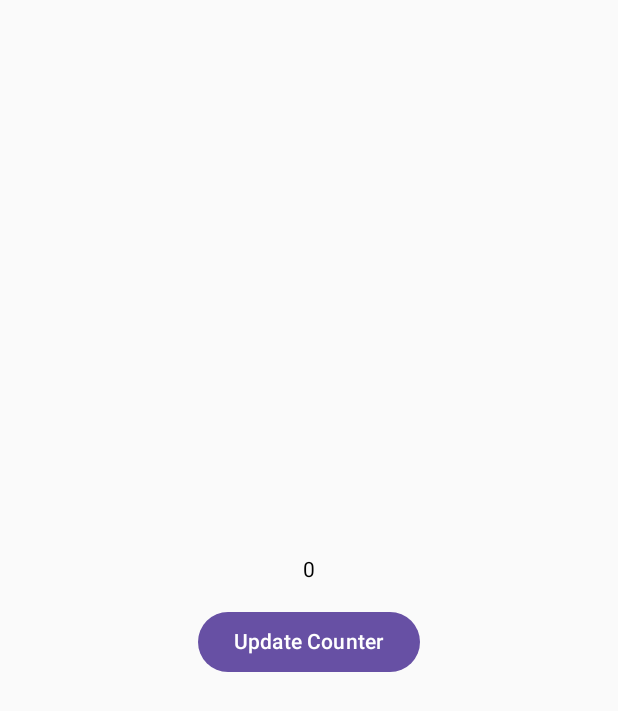
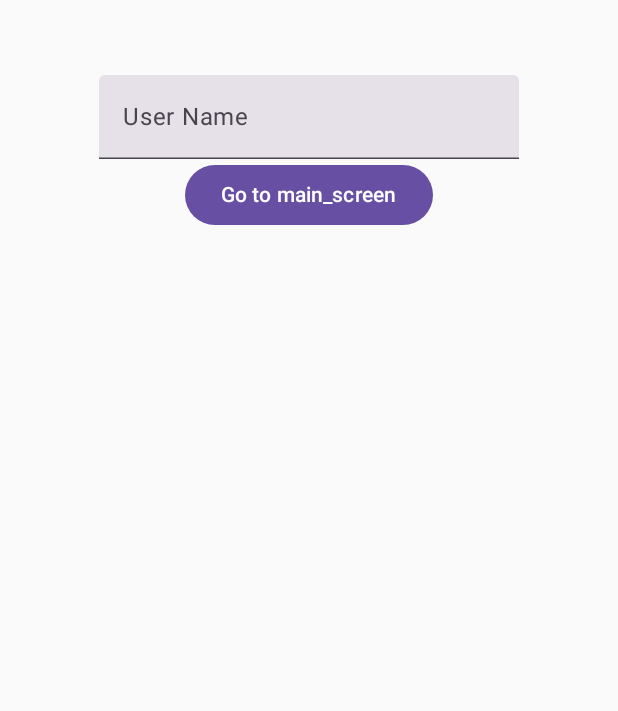
Before and after one commit to darylng154/learning_compose, an Android app built with Jetpack Compose: the screen it shows after launch (MainActivity), on a phone screen of 412 x 824 dp. Shown: the top 711 px of the screen. Run offline under Robolectric (Android 15) with nearby library versions, the phone set to English and light mode, and no system bars; Roboto replaces fonts that are not available here.

Commit message:
created Old Navigation + Screen Class + Greeting Screen + Main Screen (Nav Button Screen)

```diff
--- a/app/build.gradle.kts
+++ b/app/build.gradle.kts
@@ -68,4 +68,5 @@ dependencies {
     debugImplementation("androidx.compose.ui:ui-test-manifest")
 
     implementation("androidx.constraintlayout:constraintlayout-compose:1.1.0")
+    implementation ("androidx.navigation:navigation-compose:2.8.5")
 }
--- a/app/src/main/java/com/example/learning_compose/MainActivity.kt
+++ b/app/src/main/java/com/example/learning_compose/MainActivity.kt
@@ -8,68 +8,19 @@ import androidx.compose.runtime.Composable
 import androidx.compose.ui.Modifier
 import androidx.compose.ui.tooling.preview.Devices
 import androidx.compose.ui.tooling.preview.Preview
+import androidx.navigation.Navigation
+import androidx.navigation.compose.rememberNavController
 import com.example.learning_compose.ui.theme.Learning_composeTheme
 
 import com.example.learning_compose.ui.composables.*
+import com.example.learning_compose.ui.navagation.Navagation
+import com.example.learning_compose.ui.screens.MainScreen
 
 class MainActivity : ComponentActivity() {
     override fun onCreate(savedInstanceState: Bundle?) {
         super.onCreate(savedInstanceState)
         setContent {
-//            WithLaunchedEffect()
-            WithCounterChange()
+            Navagation()
         }
     }
 }
-
-@Preview(name = "Greeting",showBackground = true)
-@Composable
-fun GreetingPreview() {
-    Learning_composeTheme {
-        Greeting("User")
-    }
-}
-
-@Preview(name = "Image Card", showBackground = true, device = Devices.PIXEL_4)
-@Composable
-fun ImageCardPreview()
-{
-    ProfileCard("User Profile")
-}
-
-@Preview(name = "Styling Text", showBackground = true)
-@Composable
-fun StylingTextPreview()
-{
-    ColumnOfStyledText()
-}
-
-@Preview(name = "Color Box State", showBackground = true)
-@Composable
-fun ColorBoxPreview()
-{
-    ColorBox(
-        Modifier.fillMaxSize()
-    )
-}
-
-@Preview(name = "Multiple Color Box State", showBackground = true)
-@Composable
-fun MultipleColorBoxPreview()
-{
-    MultipleColorBox()
-}
-
-@Preview(name = "My Snackbar", showBackground = true)
-@Composable
-fun MySnackbarPreview()
-{
-    MySnackbar()
-}
-
-@Preview(name = "My Scaffold", showBackground = true)
-@Composable
-fun MyScaffoldPreview()
-{
-    MyScaffold()
-}
--- /dev/null
+++ b/app/src/main/java/com/example/learning_compose/ui/navagation/Navagation.kt
@@ -0,0 +1,49 @@
+package com.example.learning_compose.ui.navagation
+
+import androidx.compose.runtime.Composable
+import androidx.navigation.NavType
+import androidx.navigation.compose.*
+import androidx.navigation.navArgument
+import com.example.learning_compose.ui.composables.Greeting
+import com.example.learning_compose.ui.screens.GreetingScreen
+import com.example.learning_compose.ui.screens.MainScreen
+import com.example.learning_compose.ui.screens.Screen
+
+
+// ToDo: Updated Navigation Implementation
+// Old Way to Do Navigation
+@Composable
+fun Navagation()
+{
+    val navController = rememberNavController()
+
+    NavHost(navController = navController, startDestination = Screen.MainScreen.route)
+    {
+        composable(
+            route = Screen.MainScreen.route
+        )
+        {
+            MainScreen(navController = navController)
+        }
+        composable(
+            // ex of multiple arguments
+//            route = Screen.GreetingScreen.route + "/{name1}/{name2}/.../{nameN}",
+            route = Screen.GreetingScreen.route + "/{name}",
+//            route = Screen.GreetingScreen.route + "?name = {name}",     // for optional arguments
+            arguments = listOf(
+                navArgument("name")     // name of argument
+                {
+                    // builder block to give argument some constraints
+                    type = NavType.StringType
+                    defaultValue = "User"
+                    nullable = true
+                }
+            )
+        )
+        {
+            // takes the name argument and uses it in the Screen
+            entry ->
+                GreetingScreen(name = entry.arguments?.getString("name"))
+        }
+    }
+}
--- /dev/null
+++ b/app/src/main/java/com/example/learning_compose/ui/screens/MainScreen.kt
@@ -0,0 +1,65 @@
+package com.example.learning_compose.ui.screens
+
+import androidx.compose.foundation.layout.Arrangement
+import androidx.compose.foundation.layout.Column
+import androidx.compose.foundation.layout.Row
+import androidx.compose.foundation.layout.fillMaxHeight
+import androidx.compose.foundation.layout.fillMaxWidth
+import androidx.compose.foundation.layout.padding
+import androidx.compose.material3.Button
+import androidx.compose.material3.Text
+import androidx.compose.material3.TextField
+import androidx.compose.runtime.Composable
+import androidx.compose.runtime.getValue
+import androidx.compose.runtime.mutableStateOf
+import androidx.compose.runtime.remember
+import androidx.compose.runtime.setValue
+import androidx.compose.ui.Alignment
+import androidx.compose.ui.Modifier
+import androidx.compose.ui.tooling.preview.Preview
+import androidx.compose.ui.unit.dp
+import androidx.navigation.NavController
+import androidx.navigation.compose.rememberNavController
+import org.w3c.dom.Text
+
+@Composable
+fun MainScreen(navController: NavController) {
+    var text by remember {
+        mutableStateOf("")
+    }
+
+    Column(
+        modifier = Modifier
+            .fillMaxWidth()
+            .padding(50.dp),
+        verticalArrangement = Arrangement.Center,
+        horizontalAlignment = Alignment.CenterHorizontally
+    )
+    {
+        TextField(
+            value = text,
+            label = { Text("User Name")},
+            onValueChange =
+            {
+                text = it.toString()
+            }
+        )
+        Button(
+            onClick = {
+//                navController.navigate(Screen.GreetingScreen.route)
+                navController.navigate(Screen.GreetingScreen.routeWithArgs(text))
+            }
+        ){
+            Text("Go to ${Screen.MainScreen.route}")
+        }
+    }
+}
+
+@Preview(name = "Main Screen", showBackground = true)
+@Composable
+fun MainScreenPreview()
+{
+    val navController = rememberNavController()
+
+    MainScreen(navController = navController)
+}
--- /dev/null
+++ b/app/src/main/java/com/example/learning_compose/ui/screens/Screen.kt
@@ -0,0 +1,18 @@
+package com.example.learning_compose.ui.screens
+
+sealed class Screen(val route: String) {
+    object MainScreen: Screen("main_screen")
+    object GreetingScreen: Screen("greeting_screen")
+
+    // does not support nullable pathways
+    fun routeWithArgs(vararg args: String): String
+    {
+        return buildString {
+            append(route)
+
+            args.forEach { arg ->
+                append("/$arg")
+            }
+        }
+    }
+}
```
Also changed, not shown: app/src/main/java/com/example/learning_compose/ui/composables/ColorBoxState.kt (+17 -0 lines), app/src/main/java/com/example/learning_compose/ui/composables/Greeting.kt (+11 -3 lines), app/src/main/java/com/example/learning_compose/ui/composables/ImageCard.kt (+9 -0 lines), app/src/main/java/com/example/learning_compose/ui/composables/Snackbar.kt (+20 -5 lines), app/src/main/java/com/example/learning_compose/ui/composables/StylingText.kt (+8 -0 lines), app/src/main/java/com/example/learning_compose/ui/screens/GreetingScreen.kt (added, +41 -0 lines).
